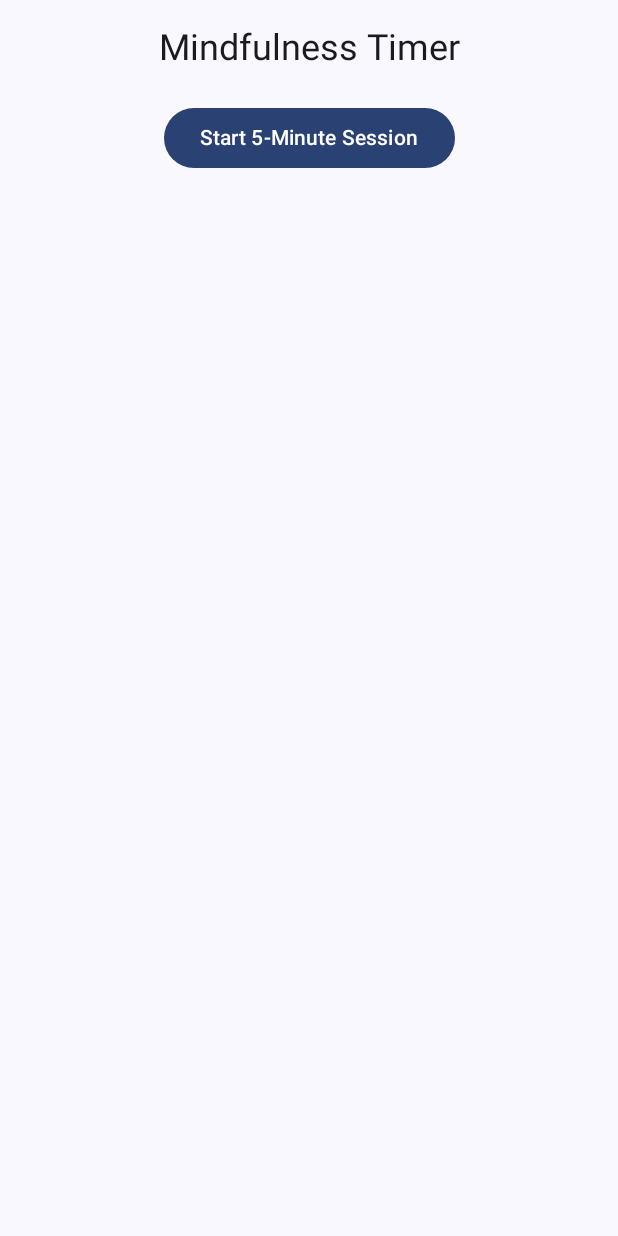
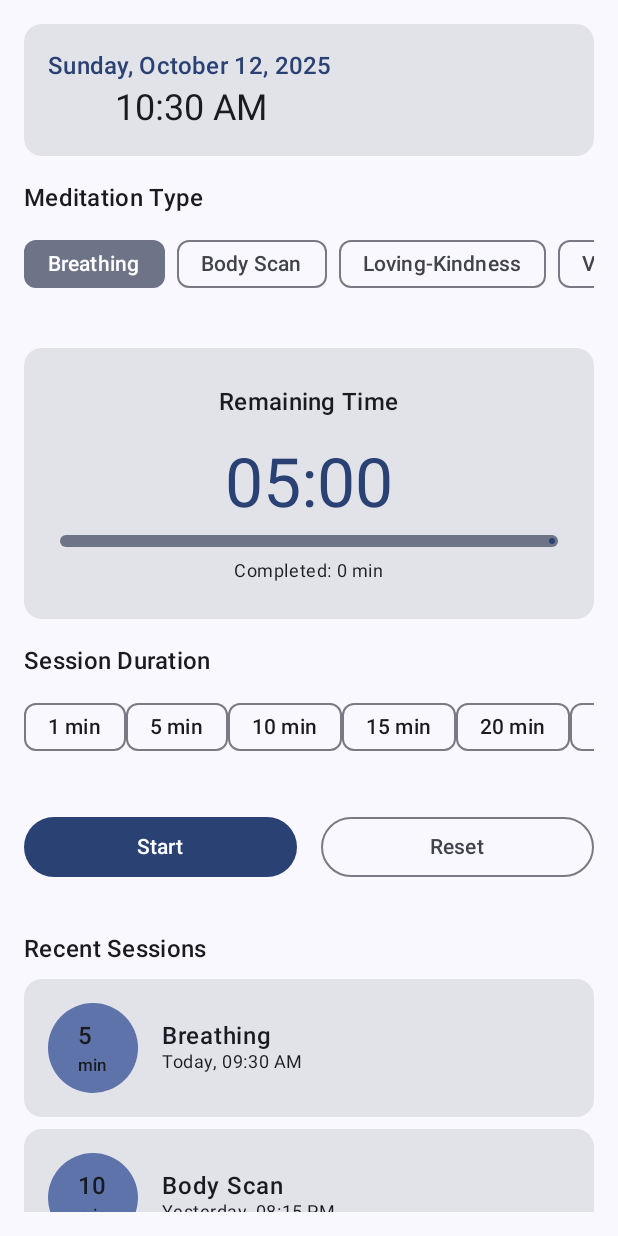
Before and after one commit to tobden9/365Fitness, an Android app built with Jetpack Compose: the composable MindfulnessScreen shown on its own in the app's theme, on a phone screen of 412 x 824 dp. Run offline under Robolectric (Android 15) with nearby library versions, the phone set to English and light mode, and no system bars.

Commit message:
MindfulnessScreen commit

```diff
--- a/app/src/main/java/com/example/a365fitness/MainActivity.kt
+++ b/app/src/main/java/com/example/a365fitness/MainActivity.kt
@@ -403,19 +403,3 @@ fun MealItem(
         }
     }
 }
-
-@Composable
-fun MindfulnessScreen(modifier: Modifier = Modifier) {
-    Column(
-        modifier
-            .padding(16.dp)
-            .fillMaxWidth(),
-        horizontalAlignment = Alignment.CenterHorizontally
-    ) {
-        Text("Mindfulness Timer", style = MaterialTheme.typography.headlineSmall)
-        Spacer(Modifier.height(20.dp))
-        Button(onClick = { /* start timer */ }) {
-            Text("Start 5-Minute Session")
-        }
-    }
-}
--- /dev/null
+++ b/app/src/main/java/com/example/a365fitness/MindfulnessScreen.kt
@@ -0,0 +1,326 @@
+package com.example.a365fitness
+
+import androidx.compose.foundation.background
+import androidx.compose.foundation.layout.*
+import androidx.compose.foundation.lazy.LazyColumn
+import androidx.compose.foundation.lazy.LazyRow
+import androidx.compose.foundation.lazy.items
+import androidx.compose.foundation.shape.CircleShape
+import androidx.compose.material3.*
+import androidx.compose.runtime.*
+import androidx.compose.ui.Alignment
+import androidx.compose.ui.Modifier
+import androidx.compose.ui.text.font.FontWeight
+import androidx.compose.ui.unit.dp
+import kotlinx.coroutines.delay
+
+@Composable
+fun MindfulnessScreen(modifier: Modifier = Modifier) {
+    var selectedDuration by remember { mutableStateOf(5) }
+    var timerRunning by remember { mutableStateOf(false) }
+    var timeRemaining by remember { mutableStateOf(selectedDuration * 60L) }
+    var selectedMeditationType by remember { mutableStateOf("Breathing") }
+
+    var meditationHistory by remember {
+        mutableStateOf(
+            listOf(
+                MeditationSession("Breathing", "5", "Today, 09:30 AM"),
+                MeditationSession("Body Scan", "10", "Yesterday, 08:15 PM")
+            )
+        )
+    }
+
+    val currentDate = remember {
+        java.text.SimpleDateFormat("EEEE, MMMM d, yyyy", java.util.Locale.getDefault())
+            .format(java.util.Date())
+    }
+
+    val currentTime = remember {
+        java.text.SimpleDateFormat("hh:mm a", java.util.Locale.getDefault())
+            .format(java.util.Date())
+    }
+
+    val meditationTypes = listOf("Breathing", "Body Scan", "Loving-Kindness", "Visualization")
+
+    fun saveMeditationSession() {
+        val completedMinutes = selectedDuration - (timeRemaining / 60)
+        if (completedMinutes > 0) {
+            val newSession = MeditationSession(
+                selectedMeditationType,
+                "$completedMinutes",
+                "Today, ${java.text.SimpleDateFormat("hh:mm a", java.util.Locale.getDefault()).format(java.util.Date())}"
+            )
+            meditationHistory = listOf(newSession) + meditationHistory
+        }
+    }
+
+    LaunchedEffect(timerRunning) {
+        if (timerRunning) {
+            while (timeRemaining > 0 && timerRunning) {
+                delay(1000L)
+                timeRemaining--
+            }
+            if (timeRemaining == 0L) {
+                timerRunning = false
+                saveMeditationSession()
+            }
+        }
+    }
+
+    Column(
+        modifier = modifier
+            .padding(16.dp)
+            .fillMaxSize()
+    ) {
+        // Header
+        Card(
+            modifier = Modifier
+                .fillMaxWidth()
+                .padding(bottom = 16.dp)
+        ) {
+            Column(
+                modifier = Modifier.padding(16.dp),
+                horizontalAlignment = Alignment.CenterHorizontally
+            ) {
+                Text(
+                    text = currentDate,
+                    style = MaterialTheme.typography.titleMedium,
+                    color = MaterialTheme.colorScheme.primary
+                )
+                Text(
+                    text = currentTime,
+                    style = MaterialTheme.typography.headlineSmall
+                )
+            }
+        }
+
+        // Meditation Type
+        Text(
+            text = "Meditation Type",
+            style = MaterialTheme.typography.titleMedium,
+            modifier = Modifier.padding(bottom = 8.dp)
+        )
+
+        LazyRow(
+            modifier = Modifier.padding(bottom = 16.dp),
+            horizontalArrangement = Arrangement.spacedBy(8.dp)
+        ) {
+            items(meditationTypes) { type ->
+                FilterChip(
+                    selected = selectedMeditationType == type,
+                    onClick = { selectedMeditationType = type },
+                    label = { Text(type) }
+                )
+            }
+        }
+
+        // Timer Display
+        Card(
+            modifier = Modifier
+                .fillMaxWidth()
+                .padding(vertical = 16.dp)
+        ) {
+            Column(
+                modifier = Modifier.padding(24.dp),
+                horizontalAlignment = Alignment.CenterHorizontally
+            ) {
+                Text(
+                    text = "Remaining Time",
+                    style = MaterialTheme.typography.titleMedium
+                )
+
+                Spacer(modifier = Modifier.height(16.dp))
+
+                Text(
+                    text = formatTime(timeRemaining),
+                    style = MaterialTheme.typography.displayMedium,
+                    color = MaterialTheme.colorScheme.primary
+                )
+
+                Spacer(modifier = Modifier.height(8.dp))
+
+                LinearProgressIndicator(
+                    progress = if (selectedDuration > 0) {
+                        1f - (timeRemaining.toFloat() / (selectedDuration * 60f))
+                    } else 0f,
+                    modifier = Modifier
+                        .fillMaxWidth()
+                        .height(8.dp)
+                )
+
+                Text(
+                    text = "Completed: ${selectedDuration - (timeRemaining / 60)} min",
+                    style = MaterialTheme.typography.bodySmall,
+                    modifier = Modifier.padding(top = 8.dp)
+                )
+            }
+        }
+
+        // Duration Selection
+        Text(
+            text = "Session Duration",
+            style = MaterialTheme.typography.titleMedium,
+            modifier = Modifier.padding(bottom = 8.dp)
+        )
+
+        LazyRow(
+            modifier = Modifier.padding(bottom = 16.dp)
+        ) {
+            items(listOf(1, 5, 10, 15, 20, 30)) { minutes ->
+                AssistChip(
+                    onClick = {
+                        if (!timerRunning) {
+                            selectedDuration = minutes
+                            timeRemaining = minutes * 60L
+                        }
+                    },
+                    label = { Text("$minutes min") }
+                )
+            }
+        }
+
+        // Timer Controls - TEXT ONLY (no icons or emojis)
+        Column(
+            modifier = Modifier
+                .fillMaxWidth()
+                .padding(vertical = 16.dp)
+        ) {
+            Row(
+                modifier = Modifier.fillMaxWidth()
+            ) {
+                Button(
+                    onClick = { timerRunning = !timerRunning },
+                    modifier = Modifier.weight(1f)
+                ) {
+                    Text(if (timerRunning) "Pause" else "Start")
+                }
+
+                Spacer(modifier = Modifier.width(16.dp))
+
+                OutlinedButton(
+                    onClick = {
+                        timerRunning = false
+                        timeRemaining = selectedDuration * 60L
+                    },
+                    modifier = Modifier.weight(1f)
+                ) {
+                    Text("Reset")
+                }
+            }
+
+            Spacer(modifier = Modifier.height(16.dp))
+
+            if (timerRunning) {
+                Button(
+                    onClick = {
+                        timerRunning = false
+                        saveMeditationSession()
+                        timeRemaining = selectedDuration * 60L
+                    },
+                    modifier = Modifier.fillMaxWidth()
+                ) {
+                    Text("Stop & Save")
+                }
+            }
+        }
+
+        // Meditation History
+        if (meditationHistory.isNotEmpty()) {
+            Column {
+                Text(
+                    text = "Recent Sessions",
+                    style = MaterialTheme.typography.titleMedium
+                )
+
+                Spacer(modifier = Modifier.height(8.dp))
+
+                LazyColumn(
+                    modifier = Modifier.weight(1f)
+                ) {
+                    items(meditationHistory) { session ->
+                        MeditationHistoryItem(session = session)
+                        Spacer(modifier = Modifier.height(8.dp))
+                    }
+                }
+            }
+        } else {
+            Column(
+                modifier = Modifier
+                    .weight(1f)
+                    .fillMaxWidth(),
+                horizontalAlignment = Alignment.CenterHorizontally,
+                verticalArrangement = Arrangement.Center
+            ) {
+                Text(
+                    text = "No meditation sessions yet",
+                    style = MaterialTheme.typography.bodyLarge
+                )
+                Text(
+                    text = "Start your first session above!",
+                    style = MaterialTheme.typography.bodySmall
+                )
+            }
+        }
+    }
+}
+
+data class MeditationSession(
+    val type: String,
+    val duration: String,
+    val date: String
+)
+
+@Composable
+fun MeditationHistoryItem(session: MeditationSession) {
+    Card(
+        modifier = Modifier.fillMaxWidth()
+    ) {
+        Row(
+            modifier = Modifier.padding(16.dp),
+            verticalAlignment = Alignment.CenterVertically
+        ) {
+            Box(
+                modifier = Modifier
+                    .size(60.dp)
+                    .background(
+                        color = MaterialTheme.colorScheme.primaryContainer,
+                        shape = CircleShape
+                    ),
+                contentAlignment = Alignment.Center
+            ) {
+                Column {
+                    Text(
+                        text = session.duration,
+                        style = MaterialTheme.typography.titleMedium
+                    )
+                    Text(
+                        text = "min",
+                        style = MaterialTheme.typography.labelSmall
+                    )
+                }
+            }
+
+            Spacer(modifier = Modifier.width(16.dp))
+
+            Column(
+                modifier = Modifier.weight(1f)
+            ) {
+                Text(
+                    text = session.type,
+                    style = MaterialTheme.typography.bodyLarge,
+                    fontWeight = FontWeight.Medium
+                )
+                Text(
+                    text = session.date,
+                    style = MaterialTheme.typography.bodySmall
+                )
+            }
+        }
+    }
+}
+
+private fun formatTime(seconds: Long): String {
+    val minutes = seconds / 60
+    val remainingSeconds = seconds % 60
+    return String.format("%02d:%02d", minutes, remainingSeconds)
+}
```
